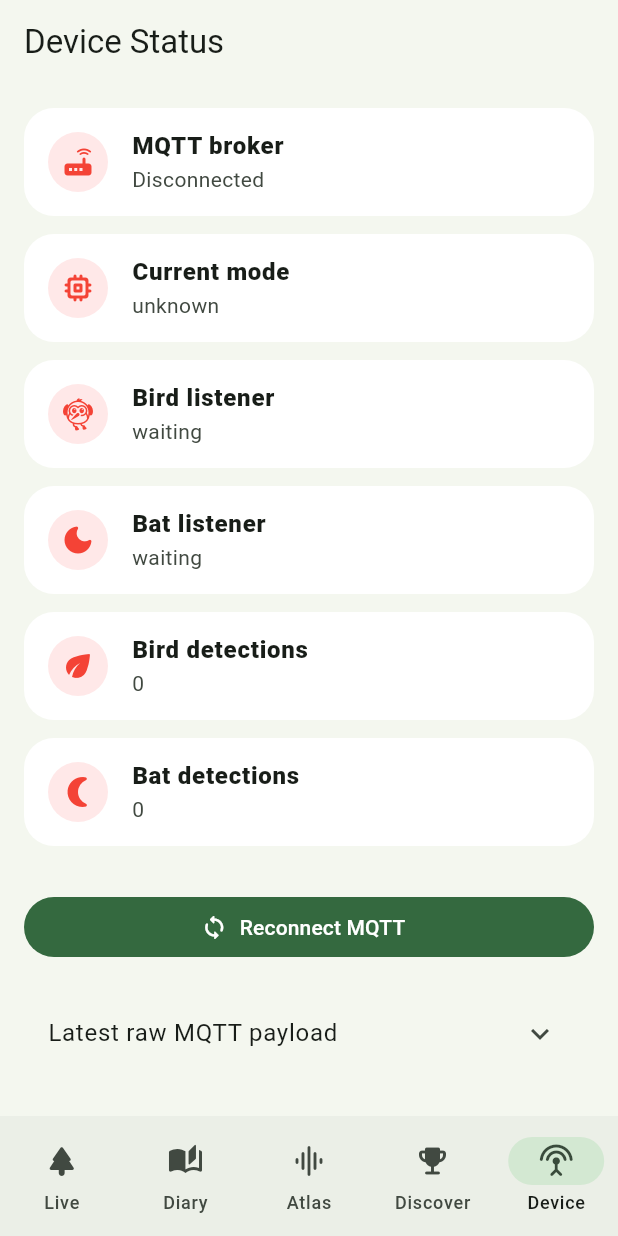
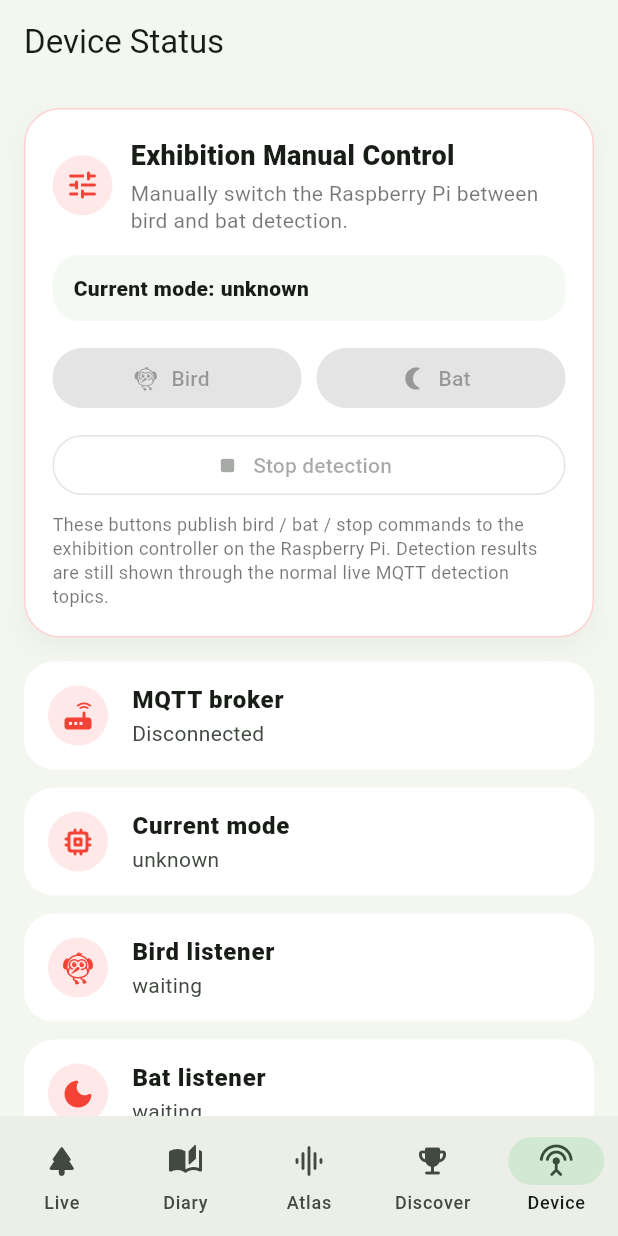
Before and after one commit to wuyitong0325/casa0022_dissertation, a Flutter app: the screen it shows after launch, item 5 of the bottom bar chosen, on a phone screen of 412 x 824 dp. Run offline on Flutter 3.47's test engine with Material 3 defaults, Android fonts, the phone set to English and light mode, and no system bars; our stand-ins replace audioplayers, flutter_local_notifications, flutter_map, latlong2, permission_handler, shared_preferences; missing offline and left inert: mqtt_client.

Commit message:
Add exhibition manual control mode

```diff
--- a/lib/pages/device_status_page.dart
+++ b/lib/pages/device_status_page.dart
@@ -5,6 +5,28 @@ import '../services/mqtt_service.dart';
 
 class DeviceStatusPage extends StatelessWidget {
   const DeviceStatusPage({super.key});
+
+  Future<void> _sendModeCommand(
+    BuildContext context,
+    MqttService mqtt,
+    String mode,
+    String label,
+  ) async {
+    final success = await mqtt.publishModeCommand(mode);
+
+    if (!context.mounted) return;
+
+    ScaffoldMessenger.of(context).showSnackBar(
+      SnackBar(
+        content: Text(
+          success
+              ? '$label command sent to Raspberry Pi.'
+              : 'Failed to send $label command. Check MQTT connection.',
+        ),
+        behavior: SnackBarBehavior.floating,
+      ),
+    );
+  }
 
   @override
   Widget build(BuildContext context) {
@@ -17,6 +39,11 @@ class DeviceStatusPage extends StatelessWidget {
       body: ListView(
         padding: const EdgeInsets.all(16),
         children: [
+          _ExhibitionControlCard(
+            mqtt: mqtt,
+            onSendCommand: _sendModeCommand,
+          ),
+          const SizedBox(height: 16),
           _StatusTile(
             icon: Icons.router_rounded,
             title: 'MQTT broker',
@@ -90,6 +117,164 @@ class DeviceStatusPage extends StatelessWidget {
   }
 }
 
+class _ExhibitionControlCard extends StatelessWidget {
+  final MqttService mqtt;
+  final Future<void> Function(
+    BuildContext context,
+    MqttService mqtt,
+    String mode,
+    String label,
+  ) onSendCommand;
+
+  const _ExhibitionControlCard({
+    required this.mqtt,
+    required this.onSendCommand,
+  });
+
+  @override
+  Widget build(BuildContext context) {
+    final connected = mqtt.isConnected;
+
+    return Container(
+      padding: const EdgeInsets.all(18),
+      decoration: BoxDecoration(
+        color: Colors.white,
+        borderRadius: BorderRadius.circular(24),
+        border: Border.all(
+          color: connected
+              ? const Color(0xFFCBE8C9)
+              : const Color(0xFFFFD2D2),
+        ),
+        boxShadow: [
+          BoxShadow(
+            color: Colors.black.withOpacity(0.045),
+            blurRadius: 14,
+            offset: const Offset(0, 7),
+          ),
+        ],
+      ),
+      child: Column(
+        crossAxisAlignment: CrossAxisAlignment.start,
+        children: [
+          Row(
+            children: [
+              CircleAvatar(
+                backgroundColor: connected
+                    ? const Color(0xFFE1F7E7)
+                    : const Color(0xFFFFE8E8),
+                child: Icon(
+                  Icons.tune_rounded,
+                  color: connected ? Colors.green : Colors.red,
+                ),
+              ),
+              const SizedBox(width: 12),
+              const Expanded(
+                child: Column(
+                  crossAxisAlignment: CrossAxisAlignment.start,
+                  children: [
+                    Text(
+                      'Exhibition Manual Control',
+                      style: TextStyle(
+                        fontSize: 18,
+                        fontWeight: FontWeight.w900,
+                      ),
+                    ),
+                    SizedBox(height: 3),
+                    Text(
+                      'Manually switch the Raspberry Pi between bird and bat detection.',
+                      style: TextStyle(
+                        color: Colors.black54,
+                        height: 1.25,
+                      ),
+                    ),
+                  ],
+                ),
+              ),
+            ],
+          ),
+          const SizedBox(height: 14),
+          Container(
+            width: double.infinity,
+            padding: const EdgeInsets.symmetric(
+              horizontal: 14,
+              vertical: 12,
+            ),
+            decoration: BoxDecoration(
+              color: const Color(0xFFF5F9F3),
+              borderRadius: BorderRadius.circular(18),
+            ),
+            child: Text(
+              'Current mode: ${mqtt.currentMode}',
+              style: const TextStyle(
+                fontWeight: FontWeight.w900,
+              ),
+            ),
+          ),
+          const SizedBox(height: 14),
+          Row(
+            children: [
+              Expanded(
+                child: FilledButton.icon(
+                  onPressed: connected
+                      ? () => onSendCommand(
+                            context,
+                            mqtt,
+                            'bird',
+                            'Bird mode',
+                          )
+                      : null,
+                  icon: const Icon(Icons.flutter_dash_rounded),
+                  label: const Text('Bird'),
+                ),
+              ),
+              const SizedBox(width: 10),
+              Expanded(
+                child: FilledButton.icon(
+                  onPressed: connected
+                      ? () => onSendCommand(
+                            context,
+                            mqtt,
+                            'bat',
+                            'Bat mode',
+                          )
+                      : null,
+                  icon: const Icon(Icons.nightlight_round),
+                  label: const Text('Bat'),
+                ),
+              ),
+            ],
+          ),
+          const SizedBox(height: 10),
+          SizedBox(
+            width: double.infinity,
+            child: OutlinedButton.icon(
+              onPressed: connected
+                  ? () => onSendCommand(
+                        context,
+                        mqtt,
+                        'stop',
+                        'Stop detection',
+                      )
+                  : null,
+              icon: const Icon(Icons.stop_rounded),
+              label: const Text('Stop detection'),
+            ),
+          ),
+          const SizedBox(height: 8),
+          const Text(
+            'These buttons publish bird / bat / stop commands to the exhibition controller on the Raspberry Pi. Detection results are still shown through the normal live MQTT detection topics.',
+            style: TextStyle(
+              color: Colors.black54,
+              fontSize: 12,
+              height: 1.35,
+            ),
+          ),
+        ],
+      ),
+    );
+  }
+}
+
 class _StatusTile extends StatelessWidget {
   final IconData icon;
   final String title;
--- a/lib/services/mqtt_service.dart
+++ b/lib/services/mqtt_service.dart
@@ -211,6 +211,57 @@ class MqttService extends ChangeNotifier {
     notifyListeners();
   }
 
+  Future<bool> publishModeCommand(String mode) async {
+    final normalisedMode = mode.toLowerCase().trim();
+
+    if (!['bird', 'bat', 'stop'].contains(normalisedMode)) {
+      debugPrint('Invalid exhibition mode command: $mode');
+      return false;
+    }
+
+    final client = _client;
+
+    if (client == null ||
+        client.connectionStatus?.state != MqttConnectionState.connected) {
+      debugPrint('Cannot publish exhibition command. MQTT is not connected.');
+      lastRawMessage =
+          '[COMMAND FAILED] MQTT not connected. Tried to send: $normalisedMode';
+      notifyListeners();
+      return false;
+    }
+
+    final topic = '${AppMqttConfig.baseTopic}/command/mode';
+    final builder = MqttClientPayloadBuilder();
+    builder.addString(normalisedMode);
+
+    try {
+      client.publishMessage(
+        topic,
+        MqttQos.atLeastOnce,
+        builder.payload!,
+      );
+
+      lastRawMessage = '[COMMAND -> $topic] $normalisedMode';
+
+      if (normalisedMode == 'bird') {
+        currentMode = 'bird';
+      } else if (normalisedMode == 'bat') {
+        currentMode = 'bat';
+      } else if (normalisedMode == 'stop') {
+        currentMode = 'none';
+      }
+
+      debugPrint('Published exhibition mode command: $normalisedMode');
+      notifyListeners();
+      return true;
+    } catch (e) {
+      debugPrint('Failed to publish exhibition command: $e');
+      lastRawMessage = '[COMMAND ERROR] $e';
+      notifyListeners();
+      return false;
+    }
+  }
+
   void _onConnected() {
     debugPrint('MQTT connected');
     isConnected = true;
```
Also changed, not shown: 1 other file.
